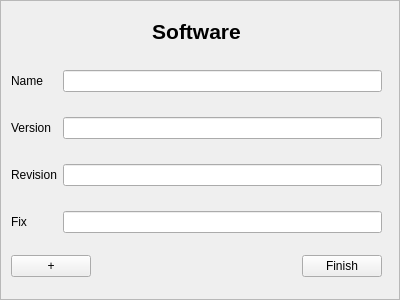
Before: the Qt Designer form src/softwareinputarea.ui in jmuelbert/jmbde-QT, drawn with Qt 5.
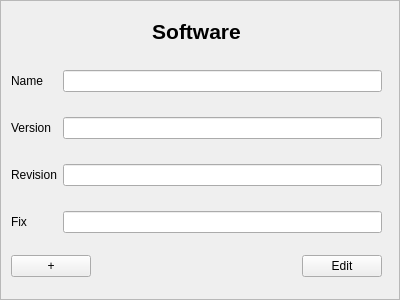
After: the same form once the commit is applied.

Patch:
```diff
--- a/src/softwareinputarea.ui
+++ b/src/softwareinputarea.ui
@@ -139,7 +139,7 @@
      <item>
       <widget class="QPushButton" name="pushButton_2">
        <property name="text">
-        <string>Finish</string>
+        <string>Edit</string>
        </property>
       </widget>
      </item>
```
Left out of the diff: 42 changed lines with no effect on the pictures.
